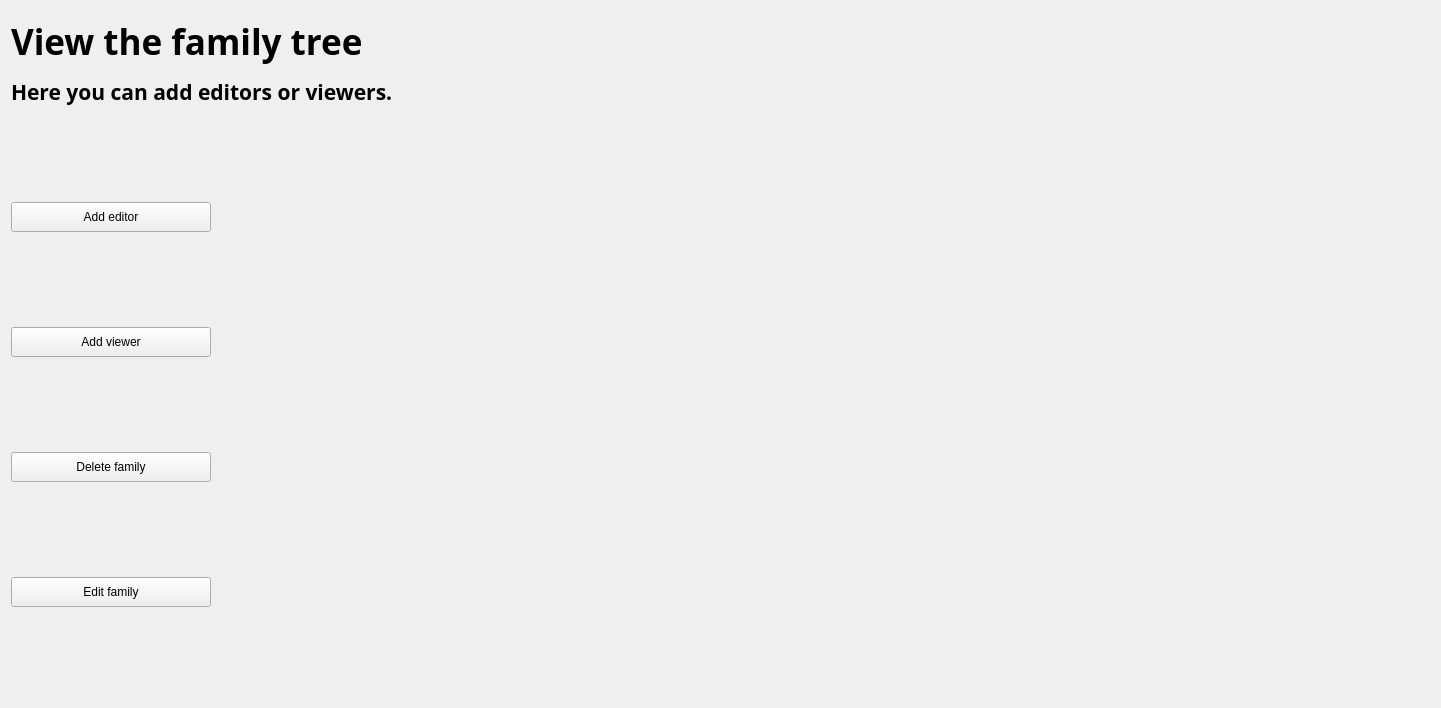
The window that FamilyTree/src/gui/viewpage.ui (moumitahmad/Stammbaum) describes before a commit, drawn with Qt 5.
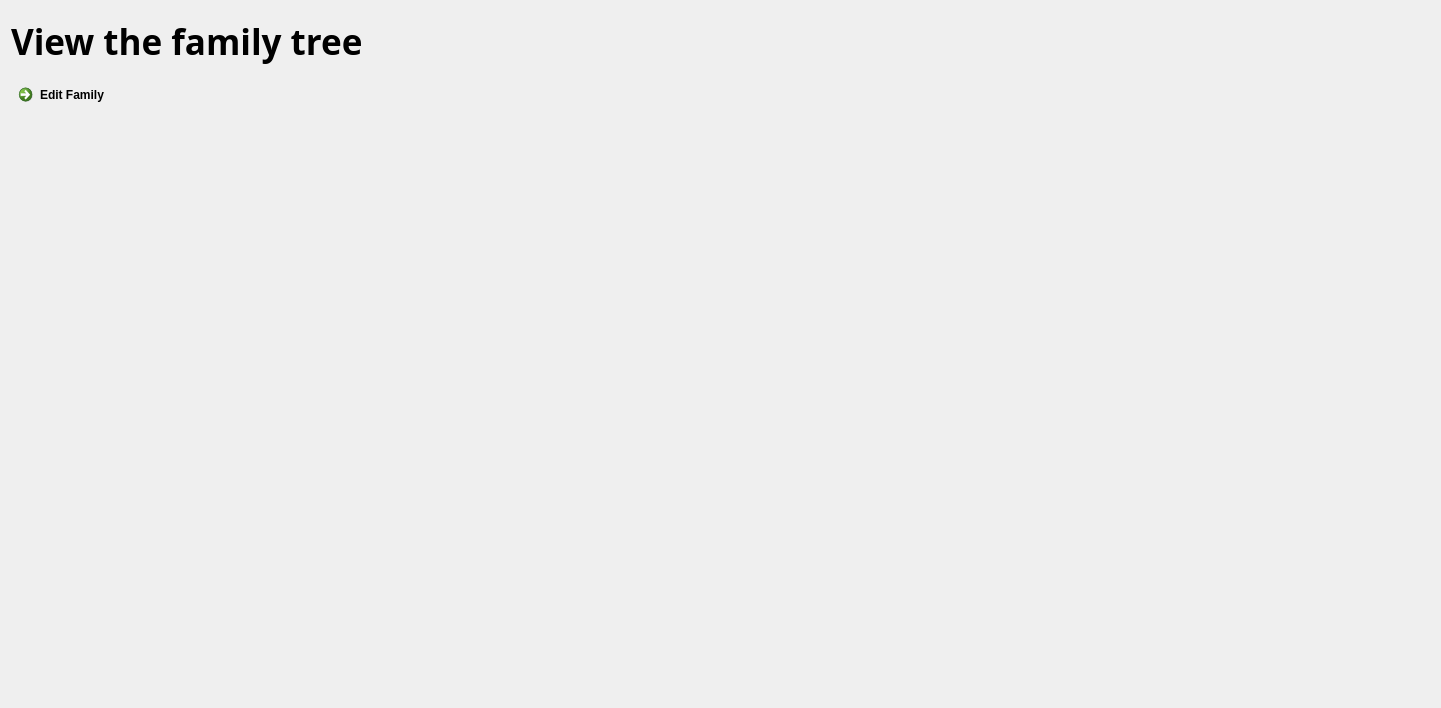
The same window after the commit.

Commit message: addViewer, addEditor, errors still exsists

```diff
--- a/FamilyTree/src/gui/viewpage.ui
+++ b/FamilyTree/src/gui/viewpage.ui
@@ -13,9 +13,7 @@
   <property name="windowTitle">
    <string>Form</string>
   </property>
-  <layout class="QGridLayout" name="gridLayout">
-   <item row="0" column="0">
-    <layout class="QVBoxLayout" name="verticalLayout">
+  <layout class="QVBoxLayout" name="verticalLayout_2">
      <item>
       <widget class="QLabel" name="LabelViewFamily">
        <property name="sizePolicy">
@@ -44,103 +42,18 @@
       </widget>
      </item>
      <item>
-      <widget class="QLabel" name="LabelViewDescrip">
-       <property name="sizePolicy">
-        <sizepolicy hsizetype="Fixed" vsizetype="Fixed">
-         <horstretch>0</horstretch>
-         <verstretch>0</verstretch>
-        </sizepolicy>
-       </property>
-       <property name="font">
-        <font>
-         <family>Sawasdee</family>
-         <pointsize>16</pointsize>
-         <weight>75</weight>
-         <bold>true</bold>
-        </font>
-       </property>
-       <property name="text">
-        <string>Here you can add editors or viewers.</string>
-       </property>
-      </widget>
-     </item>
+    <layout class="QVBoxLayout" name="verticalLayout">
      <item>
       <layout class="QHBoxLayout" name="horizontalLayout">
        <item>
-        <layout class="QGridLayout" name="gridLayout_3">
-         <item row="2" column="0">
-          <widget class="QPushButton" name="ButtonDeleteFamily">
-           <property name="sizePolicy">
-            <sizepolicy hsizetype="Fixed" vsizetype="Fixed">
-             <horstretch>0</horstretch>
-             <verstretch>0</verstretch>
-            </sizepolicy>
-           </property>
-           <property name="minimumSize">
-            <size>
-             <width>200</width>
-             <height>30</height>
-            </size>
-           </property>
-           <property name="text">
-            <string>Delete family</string>
-           </property>
-          </widget>
-         </item>
-         <item row="3" column="0">
-          <widget class="QPushButton" name="ButtonEditFamily">
-           <property name="sizePolicy">
-            <sizepolicy hsizetype="Fixed" vsizetype="Fixed">
-             <horstretch>0</horstretch>
-             <verstretch>0</verstretch>
-            </sizepolicy>
-           </property>
-           <property name="minimumSize">
-            <size>
-             <width>200</width>
-             <height>30</height>
-            </size>
-           </property>
-           <property name="text">
-            <string>Edit family</string>
-           </property>
-          </widget>
-         </item>
-         <item row="1" column="0">
-          <widget class="QPushButton" name="ButtonAddViewer">
-           <property name="sizePolicy">
-            <sizepolicy hsizetype="Fixed" vsizetype="Fixed">
-             <horstretch>0</horstretch>
-             <verstretch>0</verstretch>
-            </sizepolicy>
-           </property>
-           <property name="minimumSize">
-            <size>
-             <width>200</width>
-             <height>30</height>
-            </size>
-           </property>
-           <property name="text">
-            <string>Add viewer</string>
-           </property>
-          </widget>
-         </item>
+        <layout class="QGridLayout" name="adminPanel"/>
+       </item>
+       <item>
+        <layout class="QGridLayout" name="displayFamilyPanel">
          <item row="0" column="0">
-          <widget class="QPushButton" name="ButtonAddEditor">
-           <property name="sizePolicy">
-            <sizepolicy hsizetype="Fixed" vsizetype="Fixed">
-             <horstretch>0</horstretch>
-             <verstretch>0</verstretch>
-            </sizepolicy>
-           </property>
-           <property name="minimumSize">
-            <size>
-             <width>200</width>
-             <height>30</height>
-            </size>
-           </property>
+          <widget class="QCommandLinkButton" name="ButtonEditFamily">
            <property name="text">
-            <string>Add editor</string>
+            <string>Edit Family</string>
            </property>
           </widget>
          </item>
```
Left out of the diff: 12 changed lines with no effect on the pictures. Lines whose indentation alone changed are shown as unchanged. The commit also changes 16 other files.
